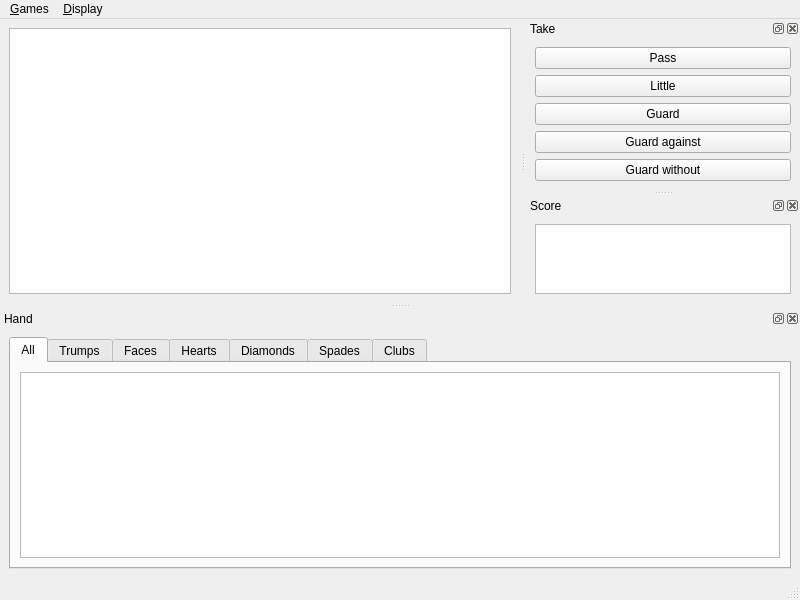
mathgl67/tarot, file ui/game.ui: the form before one commit.
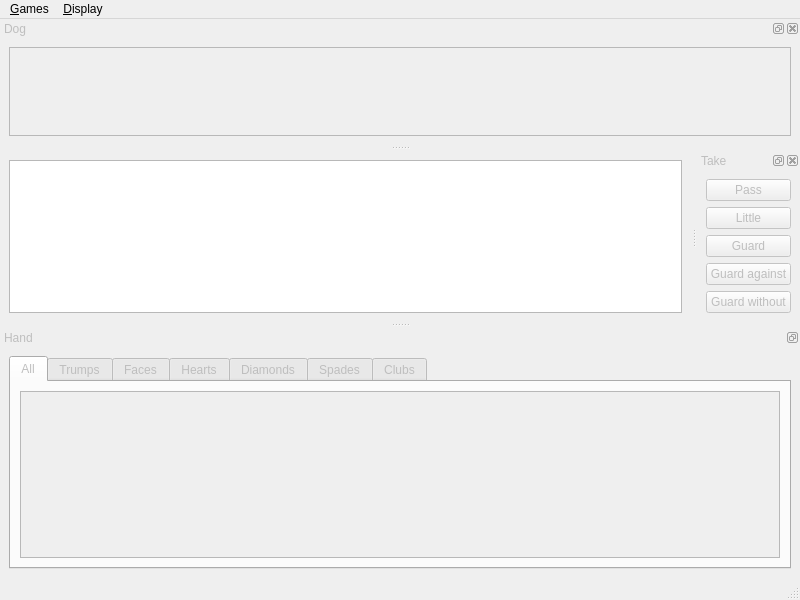
The form after the commit.

The edit to the form file:
```diff
--- a/ui/game.ui
+++ b/ui/game.ui
@@ -49,6 +49,9 @@
   </widget>
   <widget class="QStatusBar" name="statusbar"/>
   <widget class="QDockWidget" name="dockWidgetHand">
+   <property name="enabled">
+    <bool>false</bool>
+   </property>
    <property name="minimumSize">
     <size>
      <width>800</width>
@@ -58,6 +61,9 @@
    <property name="layoutDirection">
     <enum>Qt::LeftToRight</enum>
    </property>
+   <property name="features">
+    <set>QDockWidget::DockWidgetFloatable|QDockWidget::DockWidgetMovable</set>
+   </property>
    <property name="windowTitle">
     <string>Hand</string>
    </property>
@@ -148,7 +154,7 @@
   </widget>
   <widget class="QDockWidget" name="dockWidgetTake">
    <property name="enabled">
-    <bool>true</bool>
+    <bool>false</bool>
    </property>
    <property name="windowTitle">
     <string comment="Take">Take</string>
@@ -196,17 +202,20 @@
     </layout>
    </widget>
   </widget>
-  <widget class="QDockWidget" name="dockWidget_5">
+  <widget class="QDockWidget" name="dockWidgetDog">
+   <property name="enabled">
+    <bool>false</bool>
+   </property>
    <property name="windowTitle">
-    <string>Score</string>
+    <string>Dog</string>
    </property>
    <attribute name="dockWidgetArea">
-    <number>2</number>
+    <number>4</number>
    </attribute>
    <widget class="QWidget" name="dockWidgetContents_5">
     <layout class="QVBoxLayout" name="verticalLayout_6">
      <item>
-      <widget class="QTableView" name="tableView"/>
+      <widget class="QGraphicsView" name="graphicsViewDog"/>
      </item>
     </layout>
    </widget>
```
Left out of the diff: 120 changed lines with no effect on the pictures.
